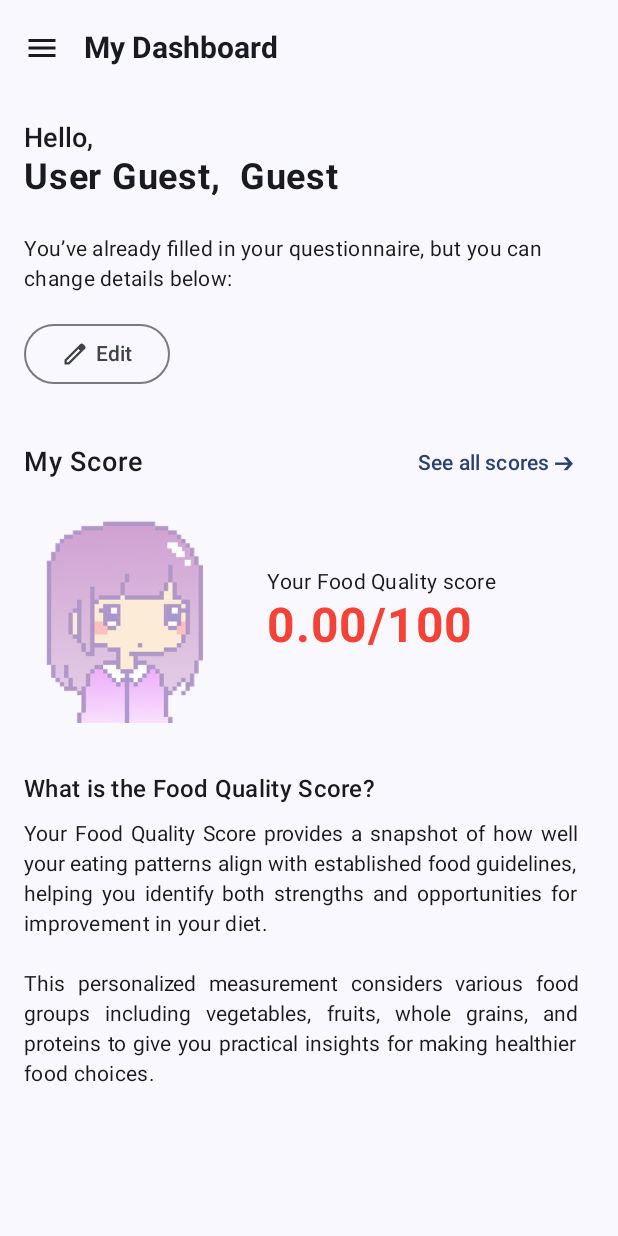
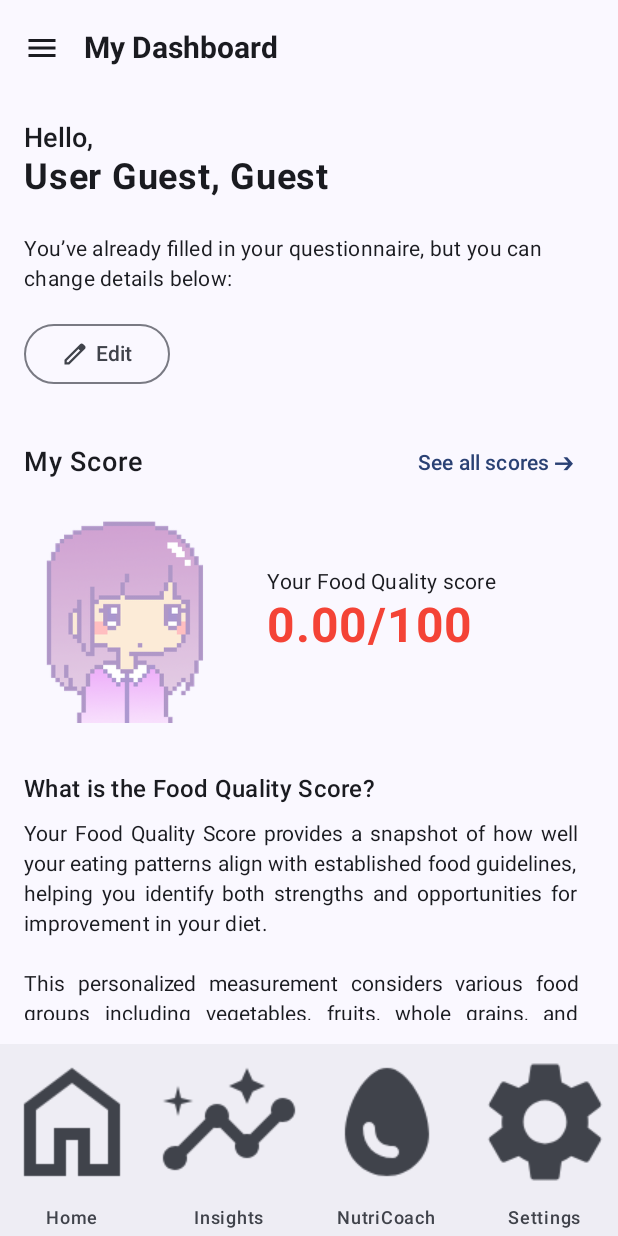
Before and after one commit to Kyblue11/NutriTrack, an Android app built with Jetpack Compose: the composable HomeScreen called with empty values, on a phone screen of 412 x 824 dp. Run offline under Robolectric (Android 15) with nearby library versions, the phone set to English and light mode, and no system bars; our stand-ins replace Room's generated code; pictures from the network do not load.

Commit message:
OMG NavigationBar the GOAT

```diff
--- a/app/src/main/java/com/aaronlamkongyew33521808/myapplication/ui/home/HomeScreen.kt
+++ b/app/src/main/java/com/aaronlamkongyew33521808/myapplication/ui/home/HomeScreen.kt
@@ -15,8 +15,11 @@ import androidx.compose.ui.text.font.FontWeight
 import androidx.compose.ui.text.style.TextAlign
 import androidx.compose.ui.unit.dp
 import androidx.compose.ui.unit.sp
+import androidx.navigation.NavHostController
 import com.aaronlamkongyew33521808.myapplication.R
 import com.aaronlamkongyew33521808.myapplication.viewmodel.HomeViewModel
+import androidx.lifecycle.viewmodel.compose.viewModel
+import com.aaronlamkongyew33521808.myapplication.ui.navigation.BottomBar
 
 @OptIn(ExperimentalMaterial3Api::class)
 @Composable
@@ -24,7 +27,8 @@ fun HomeScreen(
     userId: String,
     onEditClick: () -> Unit,
     onInsights: () -> Unit,
-    viewModel: HomeViewModel = androidx.lifecycle.viewmodel.compose.viewModel()
+    viewModel: HomeViewModel = viewModel(),
+    navController: NavHostController
 ) {
     // load once
     LaunchedEffect(userId) { viewModel.load(userId) }
@@ -55,10 +59,9 @@ fun HomeScreen(
                 },
             )
         },
-        bottomBar = {
-            // You can keep your BottomNavBar here if you like
-            // just pass onInsights to its Insights button
-        }
+
+        bottomBar = { BottomBar(navController, userId) }
+
     ) { padding ->
         Column(
             modifier = Modifier
@@ -73,7 +76,7 @@ fun HomeScreen(
                 style = MaterialTheme.typography.titleMedium
             )
             Text(text =
-                "User $userId,  $userName" ,
+                "User $userId, $userName" ,
                 fontSize = 24.sp,
                 fontWeight = FontWeight.Bold
             )
--- a/app/src/main/java/com/aaronlamkongyew33521808/myapplication/ui/navigation/AppNavGraph.kt
+++ b/app/src/main/java/com/aaronlamkongyew33521808/myapplication/ui/navigation/AppNavGraph.kt
@@ -78,7 +78,8 @@ fun AppNavGraph() {
             HomeScreen(
                 userId = userId,
                 onEditClick = { navController.navigate("dashboard/$userId") },
-                onInsights = { navController.navigate("insights/$userId") }
+                onInsights = { navController.navigate("insights/$userId") },
+                navController = navController
             )
         }
         composable(
@@ -90,6 +91,7 @@ fun AppNavGraph() {
             InsightsScreen(
                 userId = userId,
                 vm = vm,
+                onReturnHome = { navController.navigate("home/$userId") },
                 navController = navController
             )
         }
--- /dev/null
+++ b/app/src/main/java/com/aaronlamkongyew33521808/myapplication/ui/navigation/Screen.kt
@@ -0,0 +1,52 @@
+package com.aaronlamkongyew33521808.myapplication.ui.navigation
+
+
+import androidx.annotation.DrawableRes
+import androidx.compose.material3.Icon
+import androidx.compose.material3.NavigationBar
+import androidx.compose.material3.NavigationBarItem
+import androidx.compose.runtime.Composable
+import androidx.compose.runtime.getValue
+import androidx.compose.ui.res.painterResource
+import androidx.navigation.NavGraph.Companion.findStartDestination
+import androidx.navigation.NavHostController
+import androidx.navigation.compose.currentBackStackEntryAsState
+import com.aaronlamkongyew33521808.myapplication.R
+
+/**
+ * Sealed screen definitions including route, icon and label.
+ */
+sealed class Screen(val route: String, @DrawableRes val icon: Int, val label: String) {
+    object Home      : Screen("home/{userId}",      R.drawable.home,      "Home")
+    object Insights  : Screen("insights/{userId}",  R.drawable.insights,  "Insights")
+    object NutriCoach: Screen("coach/{userId}",     R.drawable.coach,     "NutriCoach")
+    object Settings  : Screen("settings/{userId}",  R.drawable.settings,  "Settings")
+}
+
+/**
+ * Bottom navigation bar driven by NavController.
+ */
+@Composable
+fun BottomBar(navController: NavHostController, userId: String) {
+    val items = listOf(Screen.Home, Screen.Insights, Screen.NutriCoach, Screen.Settings)
+    val navBackStack by navController.currentBackStackEntryAsState()
+    val currentRoute = navBackStack?.destination?.route
+
+    NavigationBar {
+        items.forEach { screen ->
+            val routePrefix = screen.route.substringBefore("/{")
+            NavigationBarItem(
+                icon = { Icon(painterResource(screen.icon), contentDescription = screen.label) },
+                label = { androidx.compose.material3.Text(screen.label) },
+                selected = currentRoute?.startsWith(routePrefix) == true,
+                onClick = {
+                    navController.navigate(screen.route.replace("{userId}", userId)) {
+                        popUpTo(navController.graph.findStartDestination().id) { saveState = true }
+                        launchSingleTop = true
+                        restoreState     = true
+                    }
+                }
+            )
+        }
+    }
+}
```
Also changed, not shown: app/src/main/java/com/aaronlamkongyew33521808/myapplication/ui/insights/InsightsScreen.kt (+30 -10 lines).
